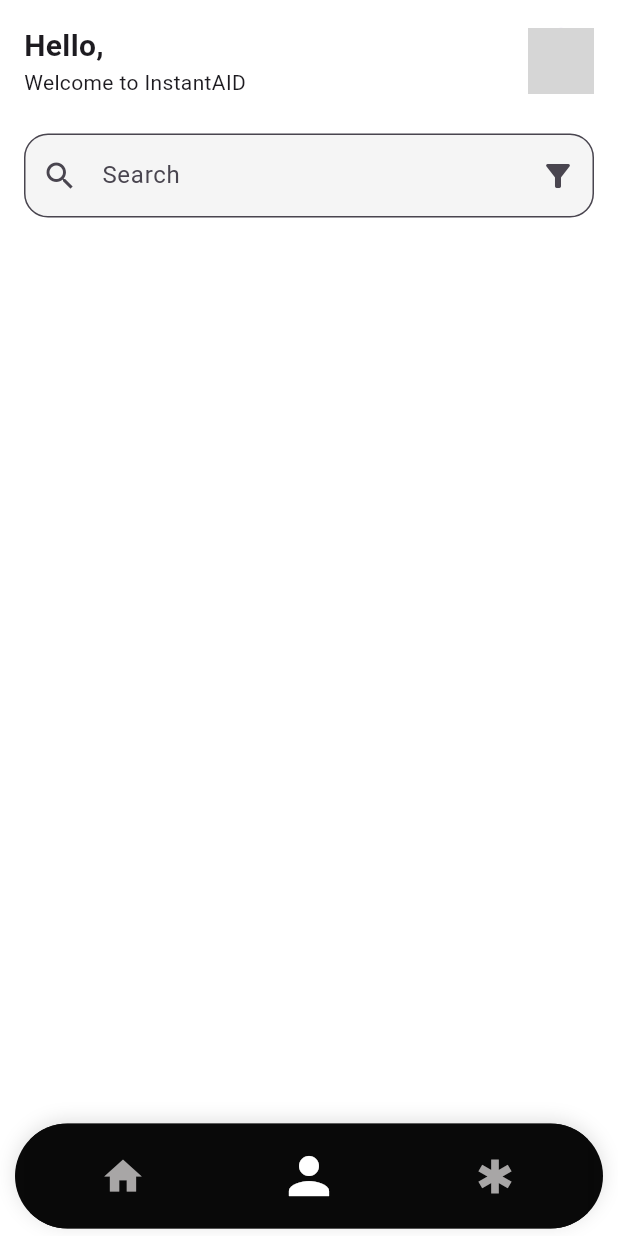
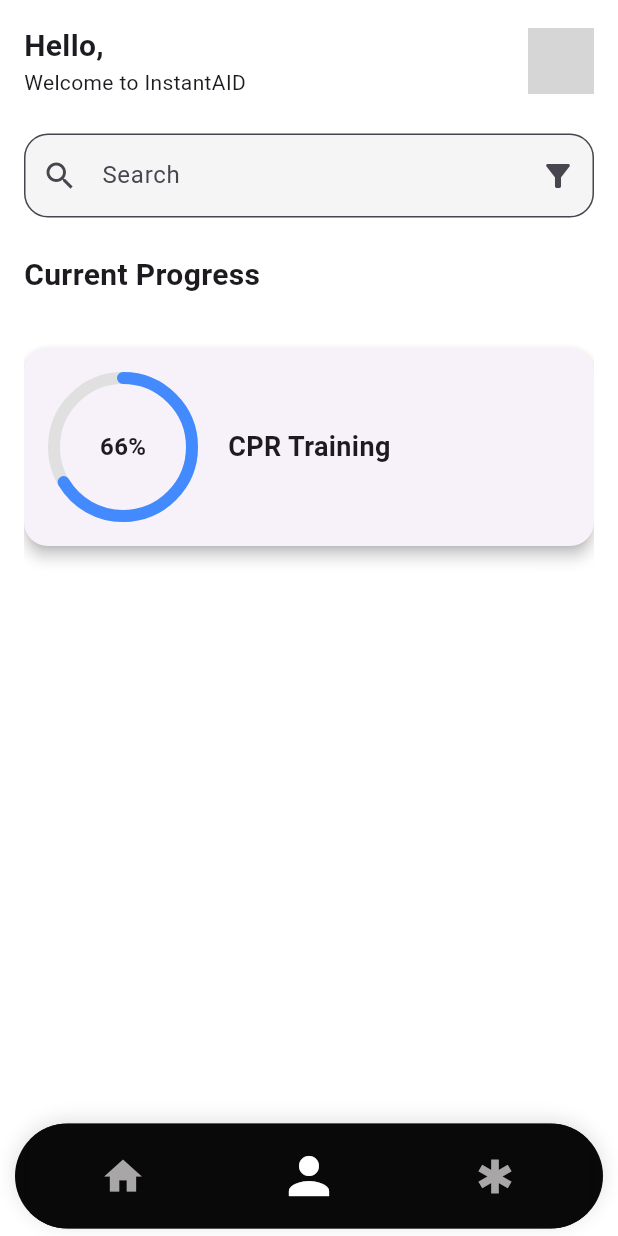
Before and after one commit to suyogwagle/instantaid_supabase, a Flutter app: the HomePage screen opened directly with empty values, on a phone screen of 412 x 824 dp. Run offline on Flutter 3.47's test engine with Material 3 defaults, Android fonts, the phone set to English and light mode, and no system bars; drawn by our look-alikes of percent_indicator; our stand-ins replace firebase_auth, firebase_core, firebase_database; accounts and stored records are empty; grey boxes are pictures that could not be loaded.

Commit message:
some average change

```diff
--- a/lib/homepage.dart
+++ b/lib/homepage.dart
@@ -1,5 +1,6 @@
 import 'package:flutter/material.dart';
 import 'models/user_model.dart';
+import 'widget/state_transition.dart';
 
 class HomePage extends StatelessWidget {
   final UserModel user;
@@ -35,9 +36,13 @@ class HomePage extends StatelessWidget {
                       const Text('Welcome to InstantAID'),
                     ],
                   ),
-                  const CircleAvatar(
+                  CircleAvatar(
                     radius: 22,
-                    backgroundImage: AssetImage('assets/profile.jpg'),
+                    backgroundImage:
+                        user.photoUrl != null && user.photoUrl!.isNotEmpty
+                        ? NetworkImage(user.photoUrl!)
+                        : AssetImage('assets/images/default_avatar.png')
+                              as ImageProvider,
                   ),
                 ],
               ),
@@ -61,8 +66,30 @@ class HomePage extends StatelessWidget {
                 ),
               ),
 
+              const SizedBox(),
+              Column(
+                crossAxisAlignment: CrossAxisAlignment.start,
+                children: [
+                  const Padding(
+                    padding: EdgeInsets.only(top: 24), // Only top margin
+                    child: Text(
+                      "Current Progress",
+                      style: TextStyle(
+                        fontSize: 20,
+                        fontWeight: FontWeight.bold,
+                      ),
+                    ),
+                  ),
+                  SlidingTrainingProgress(
+                    progressItems: [
+                      TrainingProgress(0.7, "CPR Training"),
+                      TrainingProgress(0.4, "Burn Treatment"),
+                      TrainingProgress(0.9, "Shock Management"),
+                    ],
+                  ),
+                ],
+              ),
               const SizedBox(height: 40),
-
               // More content can go here
             ],
           ),
@@ -94,8 +121,18 @@ class HomePage extends StatelessWidget {
                 height: 40,
                 child: Theme(
                   data: Theme.of(context).copyWith(
-                    splashColor: const Color.fromARGB(55, 98, 108, 105), // white with ~25% opacity
-                    highlightColor: const Color.fromARGB(51,255, 255, 255,), // white with ~20% opacity
+                    splashColor: const Color.fromARGB(
+                      55,
+                      98,
+                      108,
+                      105,
+                    ), // white with ~25% opacity
+                    highlightColor: const Color.fromARGB(
+                      51,
+                      255,
+                      255,
+                      255,
+                    ), // white with ~20% opacity
                     splashFactory: InkRipple.splashFactory,
                   ),
                   child: BottomNavigationBar(
--- a/lib/models/user_model.dart
+++ b/lib/models/user_model.dart
@@ -2,11 +2,13 @@ class UserModel {
   final String uid;
   final String name;
   final String email;
+  final String? photoUrl;
 
   UserModel({
     required this.uid,
     required this.name,
     required this.email,
+    this.photoUrl,
   });
 
   factory UserModel.fromMap(Map<String, dynamic> map) {
@@ -14,6 +16,7 @@ class UserModel {
       uid: map['uid'],
       name: map['name'],
       email: map['email'],
+      photoUrl: map['photoUrl'],
     );
   }
 
@@ -22,6 +25,7 @@ class UserModel {
       'uid': uid,
       'name': name,
       'email': email,
+      if (photoUrl != null) 'photoUrl': photoUrl,
     };
   }
 }
--- /dev/null
+++ b/lib/widget/state_transition.dart
@@ -0,0 +1,168 @@
+import 'dart:async';
+
+import 'package:flutter/material.dart';
+import 'package:percent_indicator/circular_percent_indicator.dart';
+
+/// Model class for a training progress item
+class TrainingProgress {
+  final double progress; // Value between 0.0 and 1.0
+  final String title;
+
+  TrainingProgress(this.progress, this.title);
+}
+
+/// Reusable widget that cycles through training progress cards
+class SlidingTrainingProgress extends StatefulWidget {
+  final List<TrainingProgress> progressItems;
+  final Duration slideDuration;
+  final Duration displayDuration;
+
+  const SlidingTrainingProgress({
+    super.key,
+    required this.progressItems,
+    this.slideDuration = const Duration(milliseconds: 700),
+    this.displayDuration = const Duration(seconds: 3),
+  });
+
+  @override
+  State<SlidingTrainingProgress> createState() =>
+      _SlidingTrainingProgressState();
+}
+
+class _SlidingTrainingProgressState extends State<SlidingTrainingProgress> {
+  int _currentIndex = 0;
+  late Timer _timer;
+
+  @override
+  void initState() {
+    super.initState();
+
+    _timer = Timer.periodic(
+      widget.displayDuration + widget.slideDuration,
+      (timer) {
+        setState(() {
+          _currentIndex =
+              (_currentIndex + 1) % widget.progressItems.length;
+        });
+      },
+    );
+  }
+
+  @override
+  void dispose() {
+    _timer.cancel();
+    super.dispose();
+  }
+
+  Widget _buildProgressCard(TrainingProgress item) {
+    return AnimatedTrainingProgress(
+      targetProgress: item.progress,
+      title: item.title,
+      key: ValueKey(item.title),
+    );
+  }
+
+  @override
+  Widget build(BuildContext context) {
+    return SizedBox(
+      height: 200,
+      child: ClipRect(
+        child: AnimatedSwitcher(
+          duration: widget.slideDuration,
+          switchInCurve: Curves.easeOut,
+          switchOutCurve: Curves.easeIn,
+          layoutBuilder: (currentChild, previousChildren) {
+            return Stack(
+              alignment: Alignment.center,
+              children: <Widget>[
+                ...previousChildren,
+                if (currentChild != null) currentChild,
+              ],
+            );
+          },
+          transitionBuilder: (child, animation) {
+            final isIncoming =
+                child.key == ValueKey(widget.progressItems[_currentIndex].title);
+
+            final slideIn = Tween<Offset>(
+              begin: const Offset(1, 0),
+              end: Offset.zero,
+            ).animate(CurvedAnimation(parent: animation, curve: Curves.easeOut));
+
+            final fadeOut = Tween<double>(
+              begin: 1.0,
+              end: 0.0,
+            ).animate(CurvedAnimation(parent: animation, curve: Curves.easeIn));
+
+            return isIncoming
+                ? SlideTransition(position: slideIn, child: child)
+                : FadeTransition(opacity: fadeOut, child: child);
+          },
+          child: _buildProgressCard(widget.progressItems[_currentIndex]),
+        ),
+      ),
+    );
+  }
+}
+
+/// A single animated training card with circular progress
+class AnimatedTrainingProgress extends StatelessWidget {
+  final double targetProgress; // Value between 0.0 and 1.0
+  final String title;
+
+  const AnimatedTrainingProgress({
+    super.key,
+    required this.targetProgress,
+    required this.title,
+  });
+
+  @override
+  Widget build(BuildContext context) {
+    return TweenAnimationBuilder<double>(
+      tween: Tween<double>(begin: 0, end: targetProgress),
+      duration: const Duration(seconds: 2),
+      builder: (context, value, _) {
+        return Card(
+          margin: const EdgeInsets.only(top: 0),
+          shape: RoundedRectangleBorder(
+            borderRadius: BorderRadius.circular(16),
+          ),
+          elevation: 4,
+          child: Padding(
+            padding: const EdgeInsets.all(16.0),
+            child: Row(
+              children: [
+                CircularPercentIndicator(
+                  radius: 50.0,
+                  lineWidth: 8.0,
+                  percent: value.clamp(0.0, 1.0),
+                  animation: false,
+                  center: Text(
+                    "${(value * 100).toInt()}%",
+                    style: const TextStyle(
+                      fontWeight: FontWeight.bold,
+                      fontSize: 16,
+                    ),
+                  ),
+                  circularStrokeCap: CircularStrokeCap.round,
+                  progressColor: Colors.blueAccent,
+                  backgroundColor: Colors.grey[300]!,
+                ),
+                const SizedBox(width: 20),
+                Expanded(
+                  child: Text(
+                    title,
+                    style: const TextStyle(
+                      fontSize: 18,
+                      fontWeight: FontWeight.w600,
+                    ),
+                  ),
+                )
+              ],
+            ),
+          ),
+        );
+      },
+    );
+  }
+}
--- a/pubspec.yaml
+++ b/pubspec.yaml
@@ -28,6 +28,7 @@ environment:
 # the latest version available on pub.dev. To see which dependencies have newer
 # versions available, run `flutter pub outdated`.
 dependencies:
+  percent_indicator: ^4.2.3
   firebase_core: ^2.30.0
   firebase_auth: ^4.17.6
   firebase_database: ^10.0.0
```
Also changed, not shown: pubspec.lock.
